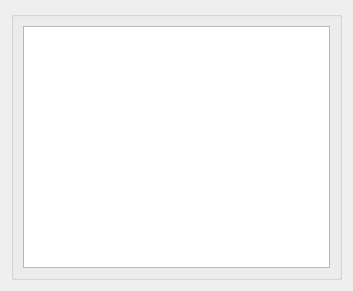
zpp0/wsnsim-preprocessor, file widgets/paramsInfo/tableParam.ui: the form before one commit.
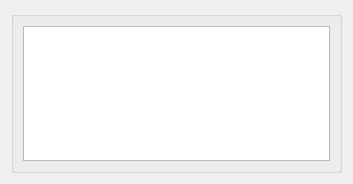
The form after the commit.

Commit message: increased the minimum height for the table param widget

Patch:
```diff
--- a/widgets/paramsInfo/tableParam.ui
+++ b/widgets/paramsInfo/tableParam.ui
@@ -7,9 +7,15 @@
     <x>0</x>
     <y>0</y>
     <width>353</width>
-    <height>291</height>
+    <height>184</height>
    </rect>
   </property>
+  <property name="minimumSize">
+   <size>
+    <width>0</width>
+    <height>184</height>
+   </size>
+  </property>
   <property name="windowTitle">
    <string>Frame</string>
   </property>
```
